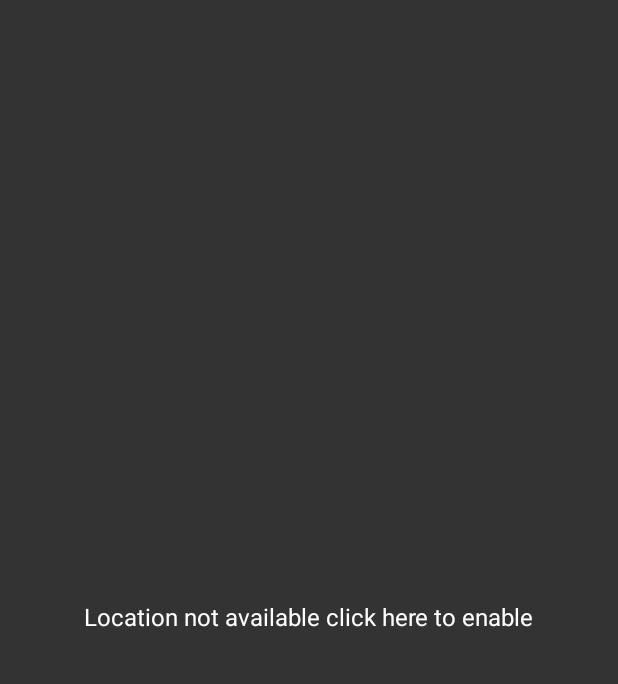
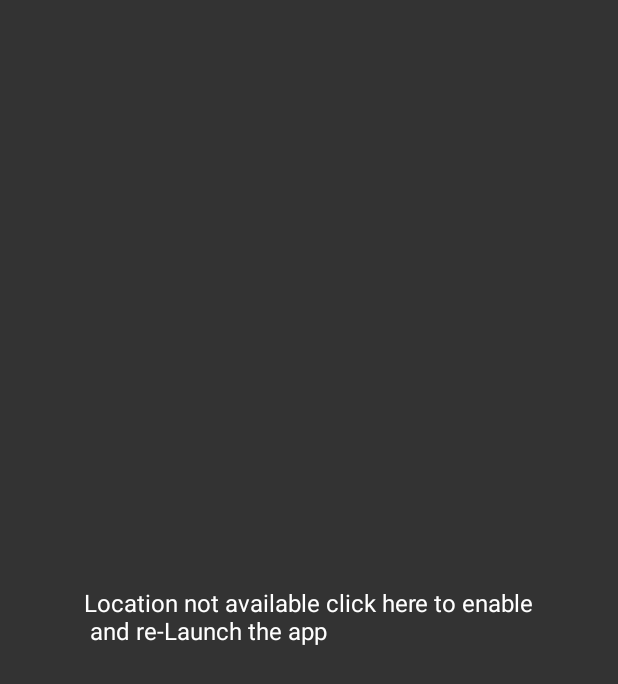
Before and after one commit to rameshvoltella/KeralaAICameraTracker, an Android app built with Jetpack Compose: the @Preview function kona, on a phone screen of 412 x 824 dp. Shown: the top 684 px of the screen. Run offline under Robolectric (Android 15) with nearby library versions, the phone set to English and light mode, and no system bars; Roboto replaces fonts that are not available here.

Commit message:
updated the no location message

```diff
--- a/app/src/main/java/com/ramzmania/aicammvd/ui/component/home/LocationNotAvailableMessage.kt
+++ b/app/src/main/java/com/ramzmania/aicammvd/ui/component/home/LocationNotAvailableMessage.kt
@@ -34,7 +34,7 @@ fun LocationNotAvailableMessage() {
     ) {
         ClickableText(
              modifier = Modifier.align(Alignment.Center),
-            text = AnnotatedString("Location not available click here to enable"),
+            text = AnnotatedString("Location not available click here to enable\n and re-Launch the app"),
             onClick = {
 
                 val locationIntent = Intent(Settings.ACTION_LOCATION_SOURCE_SETTINGS)
```
